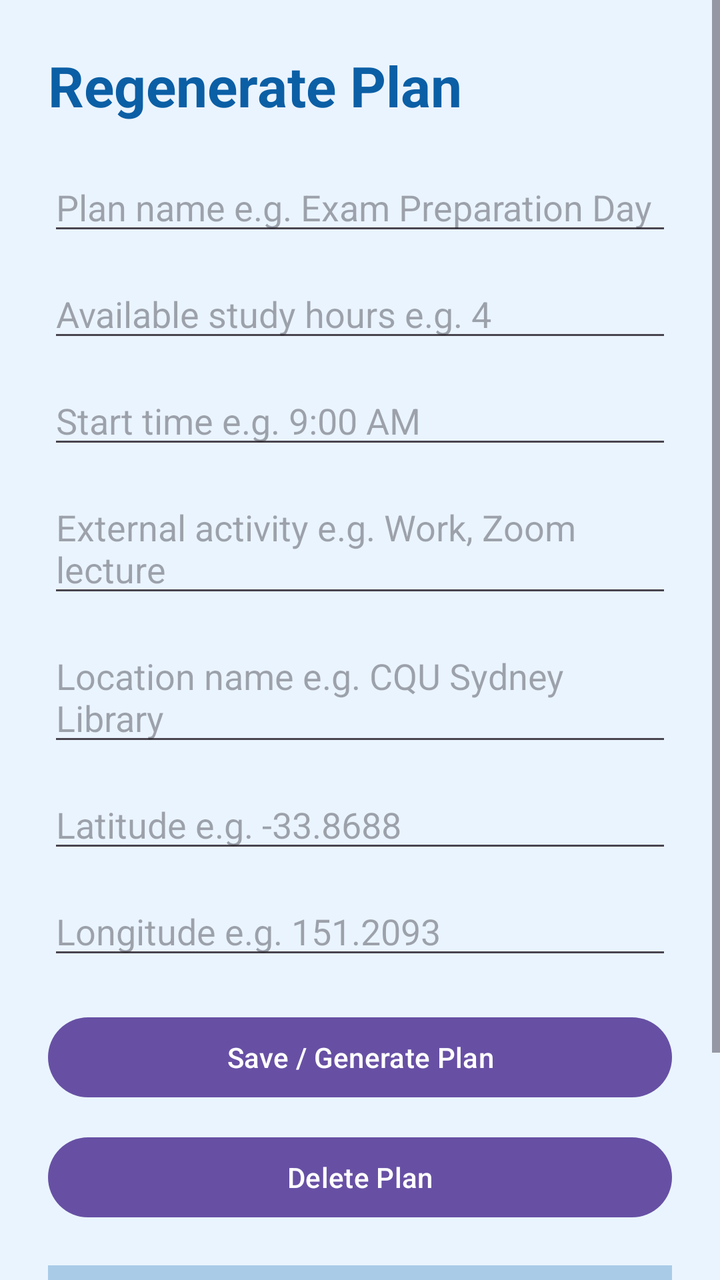
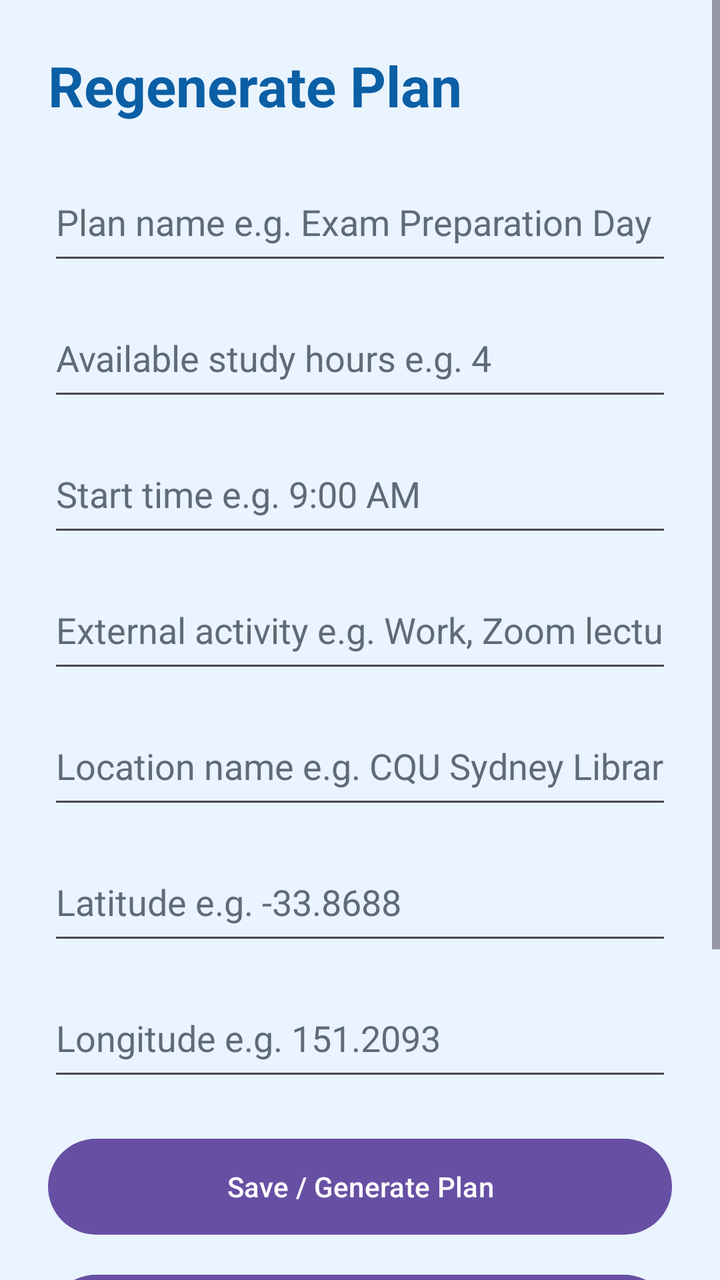

The first picture is an Android layout as it rendered before a commit; the second is the same layout after the commit. The layout source and the unified diff follow.
<!-- AndroidManifest.xml: application theme Theme.SmartAcademia -->
<!-- res/layout/activity_regenerate_schedule.xml -->
<?xml version="1.0" encoding="utf-8"?>
<ScrollView xmlns:android="http://schemas.android.com/apk/res/android"
    android:layout_width="match_parent"
    android:layout_height="match_parent"
    android:background="#EAF4FF"
    android:fillViewport="true">

    <LinearLayout
        android:layout_width="match_parent"
        android:layout_height="wrap_content"
        android:orientation="vertical"
        android:padding="24dp">

        <TextView
            android:layout_width="wrap_content"
            android:layout_height="wrap_content"
            android:text="Regenerate Plan"
            android:textColor="#0B5FA5"
            android:textSize="28sp"
            android:textStyle="bold" />

        <EditText
            android:id="@+id/planNameEditText"
            android:layout_width="match_parent"
            android:layout_height="wrap_content"
            android:hint="Plan name e.g. Exam Preparation Day"
            android:layout_marginTop="20dp" />

        <EditText
            android:id="@+id/studyHoursEditText"
            android:layout_width="match_parent"
            android:layout_height="wrap_content"
            android:hint="Available study hours e.g. 4"
            android:inputType="number"
            android:layout_marginTop="12dp" />

        <EditText
            android:id="@+id/startTimeEditText"
            android:layout_width="match_parent"
            android:layout_height="wrap_content"
            android:hint="Start time e.g. 9:00 AM"
            android:layout_marginTop="12dp" />

        <EditText
            android:id="@+id/extraActivityEditText"
            android:layout_width="match_parent"
            android:layout_height="wrap_content"
            android:hint="External activity e.g. Work, Zoom lecture"
            android:layout_marginTop="12dp" />

        <EditText
            android:id="@+id/locationNameEditText"
            android:layout_width="match_parent"
            android:layout_height="wrap_content"
            android:hint="Location name e.g. CQU Sydney Library"
            android:layout_marginTop="12dp" />

        <EditText
            android:id="@+id/latitudeEditText"
            android:layout_width="match_parent"
            android:layout_height="wrap_content"
            android:hint="Latitude e.g. -33.8688"
            android:inputType="numberDecimal|numberSigned"
            android:layout_marginTop="12dp" />

        <EditText
            android:id="@+id/longitudeEditText"
            android:layout_width="match_parent"
            android:layout_height="wrap_content"
            android:hint="Longitude e.g. 151.2093"
            android:inputType="numberDecimal|numberSigned"
            android:layout_marginTop="12dp" />

        <Button
            android:id="@+id/generateButton"
            android:layout_width="match_parent"
            android:layout_height="wrap_content"
            android:text="Save / Generate Plan"
            android:layout_marginTop="20dp" />

        <Button
            android:id="@+id/deletePlanButton"
            android:layout_width="match_parent"
            android:layout_height="wrap_content"
            android:text="Delete Plan"
            android:layout_marginTop="12dp" />

        <TextView
            android:id="@+id/generatedPlanTextView"
            android:layout_width="match_parent"
            android:layout_height="wrap_content"
            android:background="#A9CBE8"
            android:padding="16dp"
            android:text="Your generated plan will appear here."
            android:textSize="16sp"
            android:layout_marginTop="20dp" />

        <Button
            android:id="@+id/backButton"
            android:layout_width="match_parent"
            android:layout_height="wrap_content"
            android:text="Back to Schedule"
            android:layout_marginTop="20dp" />

    </LinearLayout>
</ScrollView>
<!-- resources referenced by this layout -->
<resources>
  <style name="Theme.SmartAcademia" parent="Base.Theme.SmartAcademia" />
  <style name="Base.Theme.SmartAcademia" parent="Theme.Material3.DayNight.NoActionBar">
          
          
      </style>
</resources>

<!-- the commit's change to res/layout/activity_regenerate_schedule.xml (unified diff, before → after) -->
@@ -14,7 +14,7 @@
         <TextView
             android:layout_width="wrap_content"
             android:layout_height="wrap_content"
-            android:text="Regenerate Plan"
+            android:text="@string/regenerate_plan_title"
             android:textColor="#0B5FA5"
             android:textSize="28sp"
             android:textStyle="bold" />
@@ -22,85 +22,114 @@
         <EditText
             android:id="@+id/planNameEditText"
             android:layout_width="match_parent"
-            android:layout_height="wrap_content"
-            android:hint="Plan name e.g. Exam Preparation Day"
-            android:layout_marginTop="20dp" />
+            android:layout_height="56dp"
+            android:layout_marginTop="20dp"
+            android:autofillHints="name"
+            android:hint="@string/plan_name_hint"
+            android:inputType="textCapWords"
+            android:textColor="#1F2933"
+            android:textColorHint="#5F6B76" />
 
         <EditText
             android:id="@+id/studyHoursEditText"
             android:layout_width="match_parent"
-            android:layout_height="wrap_content"
-            android:hint="Available study hours e.g. 4"
+            android:layout_height="56dp"
+            android:layout_marginTop="12dp"
+            android:autofillHints="none"
+            android:hint="@string/study_hours_hint"
             android:inputType="number"
-            android:layout_marginTop="12dp" />
+            android:textColor="#1F2933"
+            android:textColorHint="#5F6B76" />
 
         <EditText
             android:id="@+id/startTimeEditText"
             android:layout_width="match_parent"
-            android:layout_height="wrap_content"
-            android:hint="Start time e.g. 9:00 AM"
-            android:layout_marginTop="12dp" />
+            android:layout_height="56dp"
+            android:layout_marginTop="12dp"
+            android:autofillHints="none"
+            android:hint="@string/start_time_hint"
+            android:inputType="text"
+            android:textColor="#1F2933"
+            android:textColorHint="#5F6B76" />
 
         <EditText
             android:id="@+id/extraActivityEditText"
             android:layout_width="match_parent"
-            android:layout_height="wrap_content"
-            android:hint="External activity e.g. Work, Zoom lecture"
-            android:layout_marginTop="12dp" />
+            android:layout_height="56dp"
+            android:layout_marginTop="12dp"
+            android:autofillHints="none"
+            android:hint="@string/extra_activity_hint"
+            android:inputType="textCapSentences"
+            android:textColor="#1F2933"
+            android:textColorHint="#5F6B76" />
 
         <EditText
             android:id="@+id/locationNameEditText"
             android:layout_width="match_parent"
-            android:layout_height="wrap_content"
-            android:hint="Location name e.g. CQU Sydney Library"
-            android:layout_marginTop="12dp" />
+            android:layout_height="56dp"
+            android:layout_marginTop="12dp"
+            android:autofillHints="postalAddress"
+            android:hint="@string/location_name_hint"
+            android:inputType="textCapWords"
+            android:textColor="#1F2933"
+            android:textColorHint="#5F6B76" />
 
         <EditText
             android:id="@+id/latitudeEditText"
             android:layout_width="match_parent"
-            android:layout_height="wrap_content"
-            android:hint="Latitude e.g. -33.8688"
+            android:layout_height="56dp"
+            android:layout_marginTop="12dp"
+            android:autofillHints="none"
+            android:hint="@string/latitude_example_hint"
             android:inputType="numberDecimal|numberSigned"
-            android:layout_marginTop="12dp" />
+            android:textColor="#1F2933"
+            android:textColorHint="#5F6B76" />
 
         <EditText
             android:id="@+id/longitudeEditText"
             android:layout_width="match_parent"
-            android:layout_height="wrap_content"
-            android:hint="Longitude e.g. 151.2093"
+            android:layout_height="56dp"
+            android:layout_marginTop="12dp"
+            android:autofillHints="none"
+            android:hint="@string/longitude_example_hint"
             android:inputType="numberDecimal|numberSigned"
-            android:layout_marginTop="12dp" />
+            android:textColor="#1F2933"
+            android:textColorHint="#5F6B76" />
 
         <Button
             android:id="@+id/generateButton"
             android:layout_width="match_parent"
-            android:layout_height="wrap_content"
-            android:text="Save / Generate Plan"
-            android:layout_marginTop="20dp" />
+            android:layout_height="56dp"
+            android:layout_marginTop="20dp"
+            android:text="@string/save_generate_plan"
+            android:textColor="#FFFFFF" />
 
         <Button
             android:id="@+id/deletePlanButton"
             android:layout_width="match_parent"
-            android:layout_height="wrap_content"
-            android:text="Delete Plan"
-            android:layout_marginTop="12dp" />
+            android:layout_height="56dp"
+            android:layout_marginTop="12dp"
+            android:text="@string/delete_plan"
+            android:textColor="#FFFFFF" />
 
         <TextView
             android:id="@+id/generatedPlanTextView"
             android:layout_width="match_parent"
             android:layout_height="wrap_content"
+            android:layout_marginTop="20dp"
             android:background="#A9CBE8"
             android:padding="16dp"
-            android:text="Your generated plan will appear here."
-            android:textSize="16sp"
-            android:layout_marginTop="20dp" />
+            android:text="@string/generated_plan_placeholder"
+            android:textColor="#1F2933"
+            android:textSize="16sp" />
 
         <Button
             android:id="@+id/backButton"
             android:layout_width="match_parent"
-            android:layout_height="wrap_content"
-            android:text="Back to Schedule"
-            android:layout_marginTop="20dp" />
+            android:layout_height="56dp"
+            android:layout_marginTop="20dp"
+            android:text="@string/back_to_schedule"
+            android:textColor="#FFFFFF" />
 
     </LinearLayout>
 </ScrollView>
<!-- resource entries referenced after the edit -->
@@ -1,5 +1,17 @@
 <!-- resources referenced by this layout -->
 <resources>
+  <string name="back_to_schedule">Back to Schedule</string>
+  <string name="delete_plan">Delete Plan</string>
+  <string name="extra_activity_hint">External activity e.g. Work, Zoom lecture</string>
+  <string name="generated_plan_placeholder">Your generated plan will appear here.</string>
+  <string name="latitude_example_hint">Latitude e.g. -33.8688</string>
+  <string name="location_name_hint">Location name e.g. CQU Sydney Library</string>
+  <string name="longitude_example_hint">Longitude e.g. 151.2093</string>
+  <string name="plan_name_hint">Plan name e.g. Exam Preparation Day</string>
+  <string name="regenerate_plan_title">Regenerate Plan</string>
+  <string name="save_generate_plan">Save / Generate Plan</string>
+  <string name="start_time_hint">Start time e.g. 9:00 AM</string>
+  <string name="study_hours_hint">Available study hours e.g. 4</string>
   <style name="Theme.SmartAcademia" parent="Base.Theme.SmartAcademia" />
   <style name="Base.Theme.SmartAcademia" parent="Theme.Material3.DayNight.NoActionBar">
           
